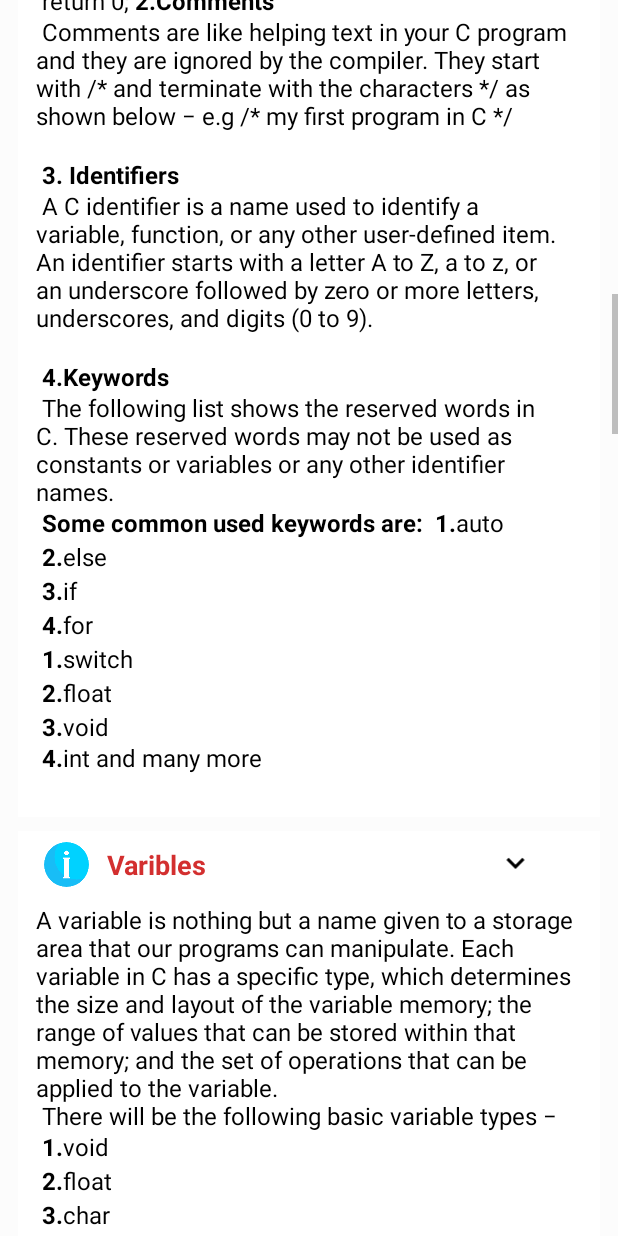
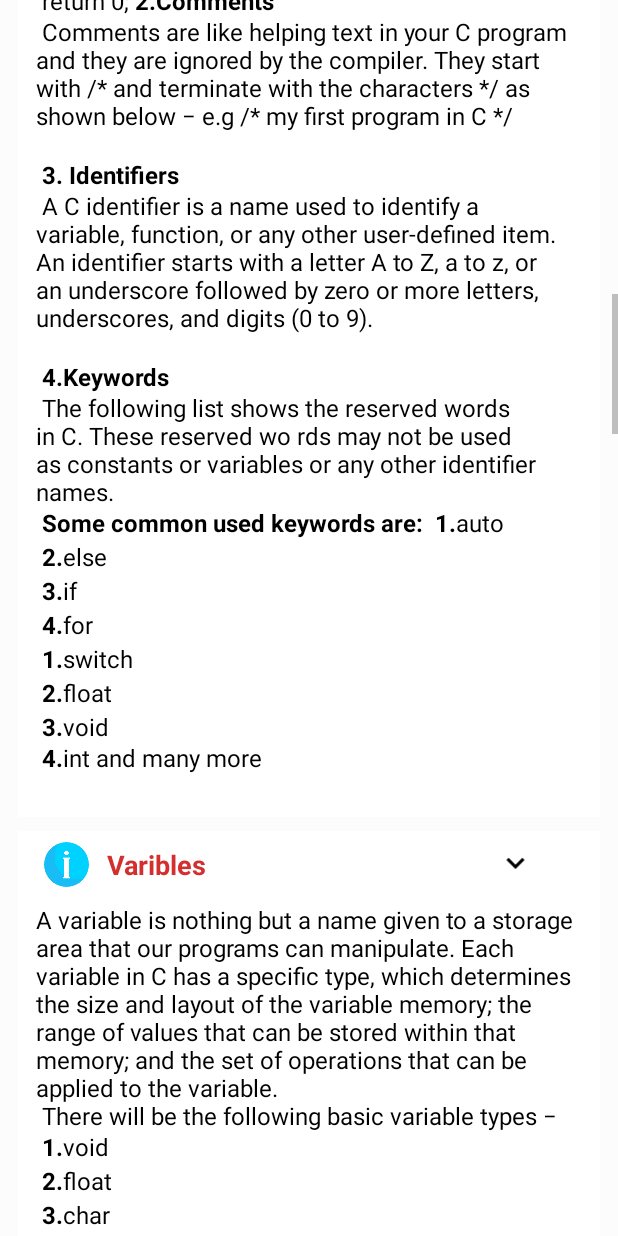
Before and after one commit to mohan564/Capstone, an Android app: the ContentCourseForC screen opened directly, with no data from a screen before it, scrolled down 1730 dp, on a phone screen of 412 x 824 dp. Run offline under Robolectric (Android 15) with nearby library versions, the phone set to English and light mode, and no system bars; our stand-ins replace CircleImageView; libraries missing offline, so code that uses them is left out: com.github.aakira.expandablelayout; plain views replace ExpandableRelativeLayout.

Commit message:
After_Complete_Data_entered

```diff
--- a/app/src/main/res/values/strings.xml
+++ b/app/src/main/res/values/strings.xml
@@ -49,7 +49,7 @@
         with a letter A to Z, a to z, or an underscore followed by zero or more letters, underscores, and digits (0 to 9).\n\n
         <b>4.Keywords</b>\n
         The following list shows the reserved words in C.
-        These reserved words may not be used as constants or variables or any other identifier names.\n
+        These reserved wo rds may not be used as constants or variables or any other identifier names.\n
         <b>Some common used keywords are: </b>
          <b>1.</b>auto\n
         <b>2.</b>else\n
```
